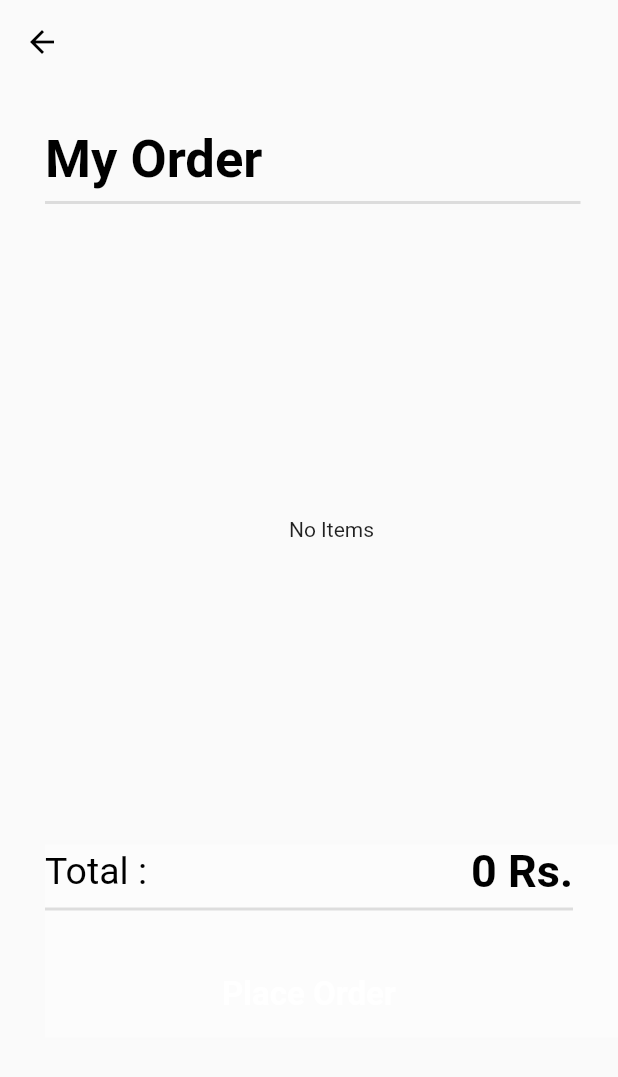
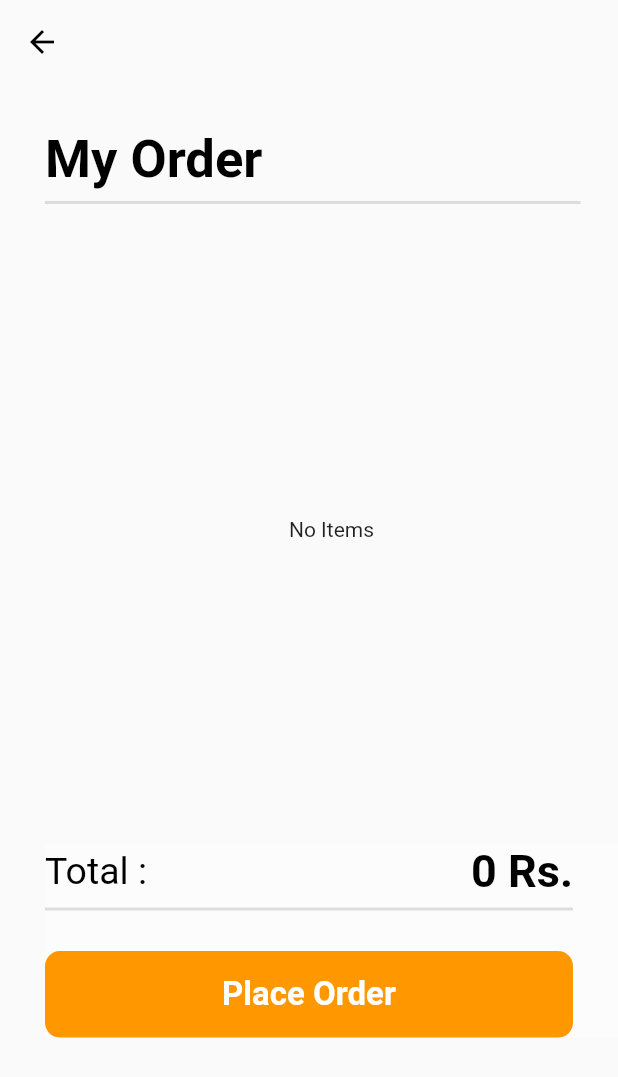
Before and after one commit to Waytoaniket/TasteLover, a Flutter app: the CartPage screen opened directly, on a phone screen of 412 x 824 dp. Shown: the top 1077 px of the screen. Run offline on Flutter 3.47's test engine with Material 2 defaults, Android fonts, the phone set to English and light mode, and no system bars; our stand-ins replace email_validator, firebase_auth, firebase_database, flutter_rating_bar, sqflite; accounts and stored records are empty.

Commit message:
button fixed

```diff
--- a/lib/screens/CartPage.dart
+++ b/lib/screens/CartPage.dart
@@ -116,13 +116,11 @@ class _CartPageState extends State<CartPage> {
             child: SizedBox(
               height: MediaQuery.of(context).size.width * 0.14,
               width: MediaQuery.of(context).size.width * 0.9,
-              child: TextButton(
-                style: TextButton.styleFrom(
-                  primary: Colors.orange,
-                  padding: EdgeInsets.symmetric(horizontal: 16.0),
-                  shape: RoundedRectangleBorder(
-                      borderRadius: BorderRadius.circular(10)),
-                ),
+              child: FlatButton(
+                shape: RoundedRectangleBorder(
+                    borderRadius: BorderRadius.circular(10)),
+                color: Colors.orange,
+                padding: EdgeInsets.symmetric(horizontal: 16.0),
                 onPressed: () => _showDialog(),
                 child: Text(
                   "Place Order",
```
Also changed, not shown: lib/screens/FoodDetailPage.dart (+6 -9 lines).
